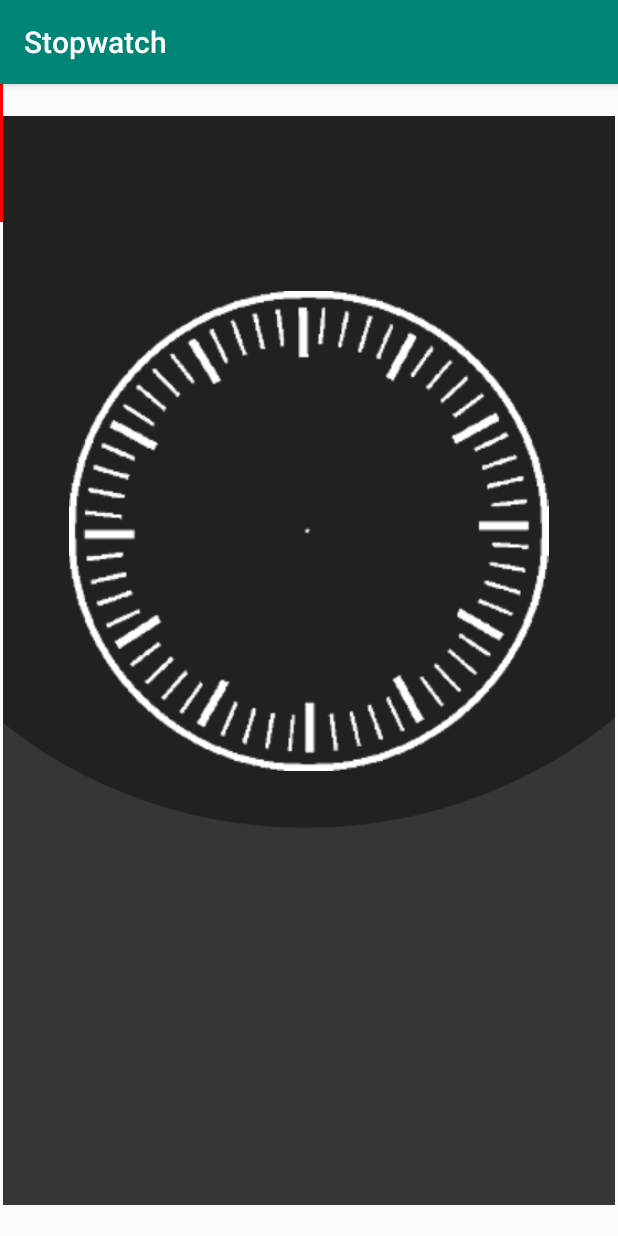
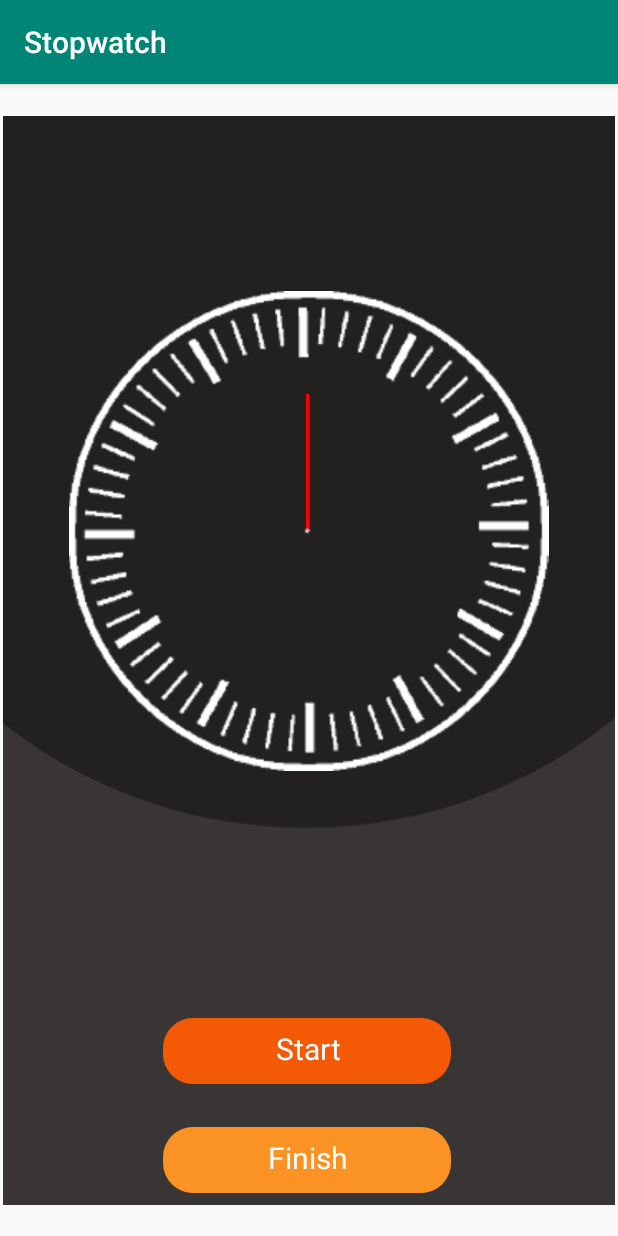
Before and after one commit to majidalykhan/Stopwatch, an Android app: the Stopwatch screen opened directly, with no data from a screen before it, on a phone screen of 412 x 824 dp. Run offline under Robolectric (Android 15) with nearby library versions, the phone set to English and light mode, and no system bars.

Commit message:
Needle rotation

```diff
--- a/app/src/main/java/com/example/stopwatch/MainActivity.java
+++ b/app/src/main/java/com/example/stopwatch/MainActivity.java
@@ -2,13 +2,29 @@ package com.example.stopwatch;
 
 import androidx.appcompat.app.AppCompatActivity;
 
+import android.content.Intent;
 import android.os.Bundle;
+import android.view.View;
+import android.widget.ImageButton;
 
 public class MainActivity extends AppCompatActivity {
+
+    ImageButton gs;
 
     @Override
     protected void onCreate(Bundle savedInstanceState) {
         super.onCreate(savedInstanceState);
         setContentView(R.layout.activity_main);
+
+        gs = findViewById(R.id.getStart);
+
+
+        gs.setOnClickListener(new View.OnClickListener() {
+            @Override
+            public void onClick(View v) {
+                Intent i = new Intent(MainActivity.this, Stopwatch.class);
+                startActivity(i);
+            }
+        });
     }
 }
--- a/app/src/main/java/com/example/stopwatch/Stopwatch.java
+++ b/app/src/main/java/com/example/stopwatch/Stopwatch.java
@@ -3,12 +3,43 @@ package com.example.stopwatch;
 import androidx.appcompat.app.AppCompatActivity;
 
 import android.os.Bundle;
+import android.view.View;
+import android.view.animation.Animation;
+import android.view.animation.AnimationUtils;
+import android.view.animation.LinearInterpolator;
+import android.view.animation.RotateAnimation;
+import android.widget.ImageButton;
+import android.widget.ImageView;
+
+import java.util.Date;
 
 public class Stopwatch extends AppCompatActivity {
+
+    ImageButton start, finish;
+    ImageView needle;
+    Animation rounding;
 
     @Override
     protected void onCreate(Bundle savedInstanceState) {
         super.onCreate(savedInstanceState);
         setContentView(R.layout.activity_stopwatch);
+
+        start = findViewById(R.id.start);
+        finish = findViewById(R.id.finish);
+        needle = findViewById(R.id.needle);
+
+        //Load animation
+        rounding = AnimationUtils.loadAnimation(this, R.anim.rounding);
+
+
+        start.setOnClickListener(new View.OnClickListener() {
+            @Override
+            public void onClick(View v) {
+                needle.startAnimation(rounding);
+
+            }
+        });
+
     }
+
 }
--- /dev/null
+++ b/app/src/main/res/anim/atg.xml
@@ -0,0 +1,14 @@
+<?xml version="1.0" encoding="utf-8"?>
+<set xmlns:android="http://schemas.android.com/apk/res/android"
+    android:duration="1200"
+    android:startOffset="400">
+
+
+
+    <alpha>
+        android:fromAlpha="0.0"
+        android:toAlpha="1.0"
+    </alpha>
+
+
+</set>
--- /dev/null
+++ b/app/src/main/res/anim/rounding.xml
@@ -0,0 +1,15 @@
+<?xml version="1.0" encoding="utf-8"?>
+<set xmlns:android="http://schemas.android.com/apk/res/android"
+    android:interpolator="@android:interpolator/linear">
+
+
+<rotate xmlns:android="http://schemas.android.com/apk/res/android"
+    android:fromDegrees="0"
+    android:toDegrees="360"
+    android:pivotX="50%"
+    android:pivotY="100%"
+    android:repeatCount="2"
+    android:duration="4000"
+    />
+
+</set>
--- a/app/src/main/res/layout/activity_stopwatch.xml
+++ b/app/src/main/res/layout/activity_stopwatch.xml
@@ -18,6 +18,18 @@
         tools:ignore="VectorDrawableCompat" />
 
     <ImageView
+        android:id="@+id/needle"
+        android:layout_width="wrap_content"
+        android:layout_height="wrap_content"
+        app:layout_constraintBottom_toBottomOf="@+id/imageView6"
+        app:layout_constraintEnd_toEndOf="@+id/imageView6"
+        app:layout_constraintHorizontal_bias="0.498"
+        app:layout_constraintStart_toStartOf="@+id/imageView6"
+        app:layout_constraintTop_toTopOf="@+id/imageView6"
+        app:layout_constraintVertical_bias="0.300"
+        app:srcCompat="@drawable/needle" />
+
+    <ImageView
         android:id="@+id/imageView6"
         android:layout_width="350dp"
         android:layout_height="320dp"
@@ -29,12 +41,58 @@
         app:layout_constraintVertical_bias="0.29"
         app:srcCompat="@drawable/clock" />
 
-    <ImageView
-        android:id="@+id/imageView2"
+    <ImageButton
+        android:id="@+id/start"
         android:layout_width="wrap_content"
         android:layout_height="wrap_content"
-        app:srcCompat="@drawable/needle"
-        tools:layout_editor_absoluteX="204dp"
-        tools:layout_editor_absoluteY="172dp" />
+        android:background="@null"
+        app:layout_constraintBottom_toBottomOf="parent"
+        app:layout_constraintEnd_toEndOf="@+id/imageView"
+        app:layout_constraintHorizontal_bias="0.494"
+        app:layout_constraintStart_toStartOf="@+id/imageView"
+        app:layout_constraintTop_toBottomOf="@+id/imageView6"
+        app:layout_constraintVertical_bias="0.619"
+        app:srcCompat="@drawable/ic_btn1"
+        tools:ignore="VectorDrawableCompat" />
+
+    <TextView
+        android:id="@+id/btntext"
+        android:layout_width="wrap_content"
+        android:layout_height="wrap_content"
+        android:text="Start"
+        android:textColor="#ffffff"
+        android:textSize="20dp"
+        app:layout_constraintBottom_toBottomOf="@+id/start"
+        app:layout_constraintEnd_toEndOf="@+id/start"
+        app:layout_constraintHorizontal_bias="0.507"
+        app:layout_constraintStart_toStartOf="@+id/start"
+        app:layout_constraintTop_toTopOf="@+id/start"
+        app:layout_constraintVertical_bias="0.4" />
+
+    <ImageButton
+        android:id="@+id/finish"
+        android:layout_width="wrap_content"
+        android:layout_height="wrap_content"
+        android:background="@null"
+        app:layout_constraintBottom_toBottomOf="parent"
+        app:layout_constraintEnd_toEndOf="@+id/start"
+        app:layout_constraintStart_toStartOf="@+id/start"
+        app:layout_constraintTop_toBottomOf="@+id/start"
+        app:srcCompat="@drawable/ic_btn2"
+        tools:ignore="VectorDrawableCompat" />
+
+    <TextView
+        android:id="@+id/finishtxt"
+        android:layout_width="wrap_content"
+        android:layout_height="wrap_content"
+        android:text="Finish"
+        android:textColor="#ffffff"
+        android:textSize="20dp"
+        app:layout_constraintBottom_toBottomOf="@+id/finish"
+        app:layout_constraintEnd_toEndOf="@+id/finish"
+        app:layout_constraintHorizontal_bias="0.507"
+        app:layout_constraintStart_toStartOf="@+id/finish"
+        app:layout_constraintTop_toTopOf="@+id/finish"
+        app:layout_constraintVertical_bias="0.4" />
 
 </androidx.constraintlayout.widget.ConstraintLayout>
```
